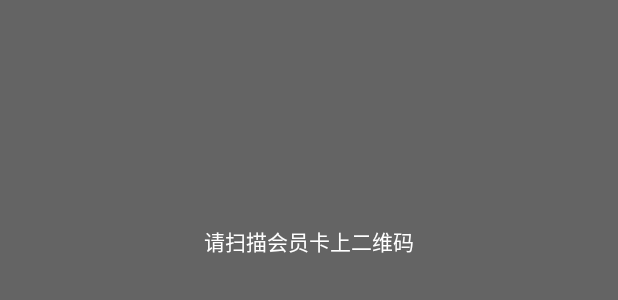
After one commit to svencode/shop_2, an Android app: the layout view_qr_scan.xml on its own in the app's theme, with its tools: preview values and no code run, on a phone screen of 412 x 824 dp. The commit adds this screen. Shown: the top 300 px of the screen. Run offline under Robolectric (Android 15) with nearby library versions, the phone set to English and light mode, and no system bars.

Commit message:
会员cell

```diff
--- a/ShioWaiter/app/src/main/java/com/cqgk/clerk/adapter/CashieringAdapter.java
+++ b/ShioWaiter/app/src/main/java/com/cqgk/clerk/adapter/CashieringAdapter.java
@@ -36,7 +36,11 @@ public class CashieringAdapter extends BaseAdapter{
 
     @Override
     public View getView(int position, View view, ViewGroup parent) {
-        view = LayoutInflater.from(context).inflate(R.layout.cell_cashiering, null);
+        if( 0 == position){
+            view = LayoutInflater.from(context).inflate(R.layout.view_qr_scan, null);
+        }else {
+            view = LayoutInflater.from(context).inflate(R.layout.cell_cashiering, null);
+        }
 
 
         return view;
--- a/ShioWaiter/app/src/main/res/layout/cell_cashiering.xml
+++ b/ShioWaiter/app/src/main/res/layout/cell_cashiering.xml
@@ -1,7 +1,7 @@
 <?xml version="1.0" encoding="utf-8"?>
 <LinearLayout xmlns:android="http://schemas.android.com/apk/res/android"
     android:layout_width="match_parent"
-    android:layout_height="150dp"
+    android:layout_height="match_parent"
     android:orientation="horizontal">
     <LinearLayout
         android:layout_width="match_parent"
--- /dev/null
+++ b/ShioWaiter/app/src/main/res/layout/view_qr_scan.xml
@@ -0,0 +1,16 @@
+<?xml version="1.0" encoding="utf-8"?>
+<LinearLayout xmlns:android="http://schemas.android.com/apk/res/android"
+    android:orientation="vertical" android:layout_width="match_parent"
+    android:layout_height="match_parent"
+    android:background="@color/color_gray">
+    <TextView
+        android:layout_width="match_parent"
+        android:layout_height="wrap_content"
+        android:layout_marginTop="150dp"
+        android:gravity="center"
+        android:text="请扫描会员卡上二维码"
+        android:textColor="@android:color/white"
+        android:textSize="@dimen/text_size_m"
+
+        />
+</LinearLayout>
--- a/ShioWaiter/app/src/main/res/values/colors.xml
+++ b/ShioWaiter/app/src/main/res/values/colors.xml
@@ -20,4 +20,5 @@
 
     <color name="color_red">#ec584e</color>
     <color name="color_gray">#646464</color>
+    <color name="line_color">#f2f2f2</color>
 </resources>
```
Also changed, not shown: ShioWaiter/app/src/main/AndroidManifest.xml (+10 -5 lines), ShioWaiter/app/src/main/res/layout/activity_cashiering.xml (+16 -1 lines), ShioWaiter/app/src/main/res/layout/view_vip_info.xml (added, +64 -0 lines).
